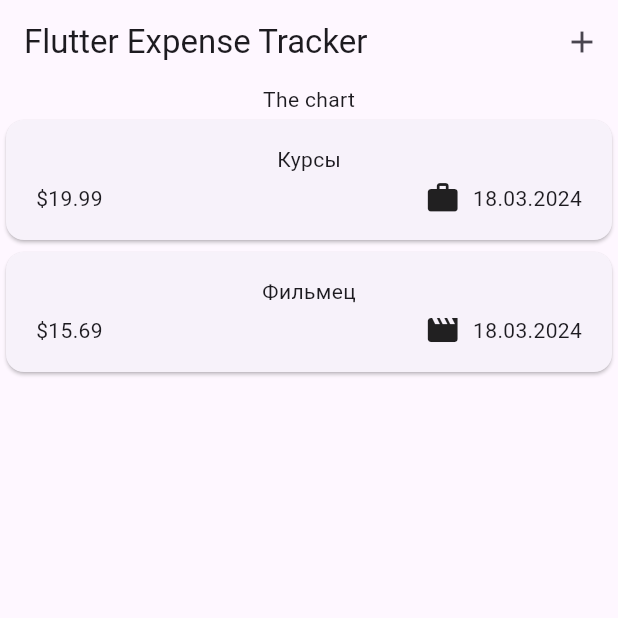
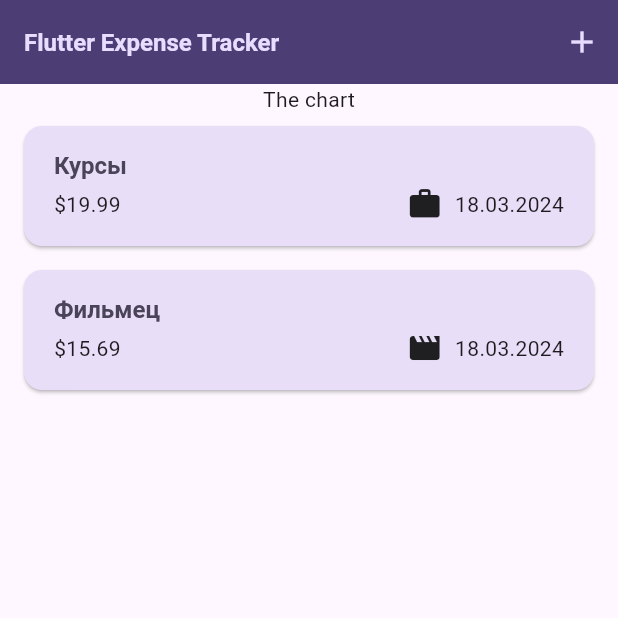
Before and after one commit to Meiendorf/expense_tracker, a Flutter app: the screen it shows after launch, on a phone screen of 412 x 824 dp, the top half of it. Run offline on Flutter 3.47's test engine with Material 3 defaults, Android fonts, the phone set to English and light mode, and no system bars.

Commit message:
Add color schemes and themes to the app

```diff
--- a/lib/main.dart
+++ b/lib/main.dart
@@ -5,14 +5,64 @@ void main() {
   runApp(const MyApp());
 }
 
+var kColorScheme = ColorScheme.fromSeed(
+  seedColor: const Color.fromARGB(255, 96, 59, 181),
+);
+
+var kDarkColorScheme = ColorScheme.fromSeed(
+  brightness: Brightness.dark,
+  seedColor: Color.fromARGB(255, 0, 200, 255),
+);
+
 class MyApp extends StatelessWidget {
   const MyApp({super.key});
 
   @override
   Widget build(BuildContext context) {
     return MaterialApp(
-      theme: ThemeData(useMaterial3: true),
+      darkTheme: ThemeData.dark().copyWith(
+        colorScheme: kDarkColorScheme,
+        cardTheme: const CardTheme().copyWith(
+          color: kDarkColorScheme.secondaryContainer,
+          margin: const EdgeInsets.symmetric(
+            horizontal: 16,
+            vertical: 8,
+          ),
+        ),
+        elevatedButtonTheme: ElevatedButtonThemeData(
+          style: ElevatedButton.styleFrom(
+            backgroundColor: kDarkColorScheme.primaryContainer,
+            foregroundColor: kDarkColorScheme.onPrimaryContainer,
+          ),
+        ),
+      ),
+      theme: ThemeData().copyWith(
+        colorScheme: kColorScheme,
+        appBarTheme: const AppBarTheme().copyWith(
+          backgroundColor: kColorScheme.onPrimaryContainer,
+          foregroundColor: kColorScheme.primaryContainer,
+        ),
+        cardTheme: const CardTheme().copyWith(
+          color: kColorScheme.secondaryContainer,
+          margin: const EdgeInsets.symmetric(
+            horizontal: 16,
+            vertical: 8,
+          ),
+        ),
+        elevatedButtonTheme: ElevatedButtonThemeData(
+          style: ElevatedButton.styleFrom(
+            backgroundColor: kColorScheme.primaryContainer,
+          ),
+        ),
+        textTheme: ThemeData().textTheme.copyWith(
+              titleLarge: TextStyle(
+                  fontWeight: FontWeight.bold,
+                  color: kColorScheme.onSecondaryContainer,
+                  fontSize: 16),
+            ),
+      ),
       title: 'Flutter Demo',
+      //themeMode: ThemeMode.system,
       home: const Expenses(),
     );
   }
--- a/lib/widgets/expenses_list/expense_item.dart
+++ b/lib/widgets/expenses_list/expense_item.dart
@@ -15,8 +15,12 @@ class ExpenseItem extends StatelessWidget {
           vertical: 16,
         ),
         child: Column(
+          crossAxisAlignment: CrossAxisAlignment.start,
           children: [
-            Text(expense.title),
+            Text(
+              expense.title,
+              style: Theme.of(context).textTheme.titleLarge,
+            ),
             const SizedBox(height: 4),
             Row(
               children: [
--- a/lib/widgets/expenses_list/expenses_list.dart
+++ b/lib/widgets/expenses_list/expenses_list.dart
@@ -17,6 +17,12 @@ class ExpensesList extends StatelessWidget {
     return ListView.builder(
       itemCount: expenses.length,
       itemBuilder: (ctx, index) => Dismissible(
+        background: Container(
+          color: Theme.of(context).colorScheme.error.withOpacity(0.75),
+          margin: EdgeInsets.symmetric(
+            horizontal: Theme.of(context).cardTheme.margin!.horizontal,
+          ),
+        ),
         key: ValueKey(expenses[index]),
         onDismissed: (direction) {
           onDismissed(expenses[index]);
```
